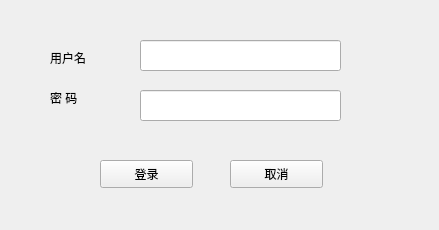
The window that framework/gui/ui/login_jira.ui (cash2one/AutoDriver) describes before a commit, drawn with Qt 5.
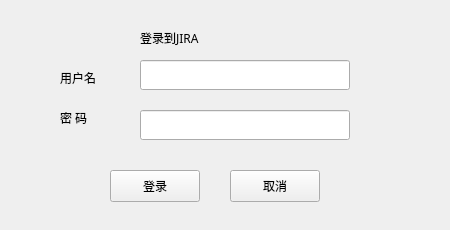
The same window after the commit. Icons and pictures are not drawn.

Patch:
```diff
--- a/framework/gui/ui/login_jira.ui
+++ b/framework/gui/ui/login_jira.ui
@@ -6,7 +6,7 @@
    <rect>
     <x>0</x>
     <y>0</y>
-    <width>439</width>
+    <width>450</width>
     <height>230</height>
    </rect>
   </property>
@@ -20,12 +20,17 @@
   <widget class="QPushButton" name="btnLogin">
    <property name="geometry">
     <rect>
-     <x>100</x>
-     <y>160</y>
-     <width>93</width>
-     <height>28</height>
+     <x>110</x>
+     <y>170</y>
+     <width>90</width>
+     <height>32</height>
     </rect>
    </property>
+   <property name="font">
+    <font>
+     <family>微软雅黑</family>
+    </font>
+   </property>
    <property name="text">
     <string>登录</string>
    </property>
@@ -34,9 +39,9 @@
    <property name="geometry">
     <rect>
      <x>140</x>
-     <y>40</y>
-     <width>201</width>
-     <height>31</height>
+     <y>60</y>
+     <width>210</width>
+     <height>30</height>
     </rect>
    </property>
   </widget>
@@ -44,9 +49,9 @@
    <property name="geometry">
     <rect>
      <x>140</x>
-     <y>90</y>
-     <width>201</width>
-     <height>31</height>
+     <y>110</y>
+     <width>210</width>
+     <height>30</height>
     </rect>
    </property>
   </widget>
@@ -54,11 +59,16 @@
    <property name="geometry">
     <rect>
      <x>230</x>
-     <y>160</y>
-     <width>93</width>
-     <height>28</height>
+     <y>170</y>
+     <width>90</width>
+     <height>32</height>
     </rect>
    </property>
+   <property name="font">
+    <font>
+     <family>微软雅黑</family>
+    </font>
+   </property>
    <property name="text">
     <string>取消</string>
    </property>
@@ -66,12 +76,17 @@
   <widget class="QLabel" name="label">
    <property name="geometry">
     <rect>
-     <x>50</x>
-     <y>50</y>
-     <width>72</width>
-     <height>15</height>
+     <x>60</x>
+     <y>70</y>
+     <width>50</width>
+     <height>16</height>
     </rect>
    </property>
+   <property name="font">
+    <font>
+     <family>微软雅黑</family>
+    </font>
+   </property>
    <property name="text">
     <string>用户名</string>
    </property>
@@ -79,16 +94,42 @@
   <widget class="QLabel" name="label_2">
    <property name="geometry">
     <rect>
-     <x>50</x>
-     <y>90</y>
-     <width>72</width>
+     <x>60</x>
+     <y>110</y>
+     <width>50</width>
      <height>15</height>
     </rect>
    </property>
+   <property name="font">
+    <font>
+     <family>微软雅黑</family>
+    </font>
+   </property>
    <property name="text">
     <string>密 码</string>
    </property>
   </widget>
+  <widget class="QLabel" name="login_txt">
+   <property name="enabled">
+    <bool>true</bool>
+   </property>
+   <property name="geometry">
+    <rect>
+     <x>140</x>
+     <y>30</y>
+     <width>220</width>
+     <height>16</height>
+    </rect>
+   </property>
+   <property name="font">
+    <font>
+     <family>微软雅黑</family>
+    </font>
+   </property>
+   <property name="text">
+    <string>登录到JIRA</string>
+   </property>
+  </widget>
  </widget>
  <resources/>
  <connections/>
```
Left out of the diff: 2 changed lines with no effect on the pictures.
